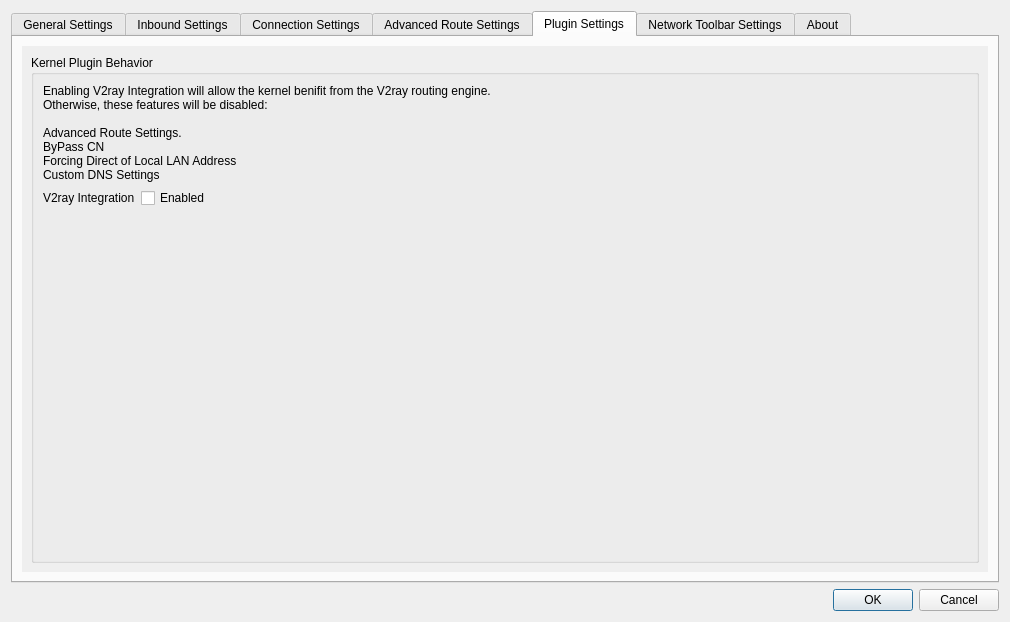
This is src/ui/w_PreferencesWindow.ui in Qv2ray/Qv2ray as Qt 5 draws it before an edit. The edited form follows.
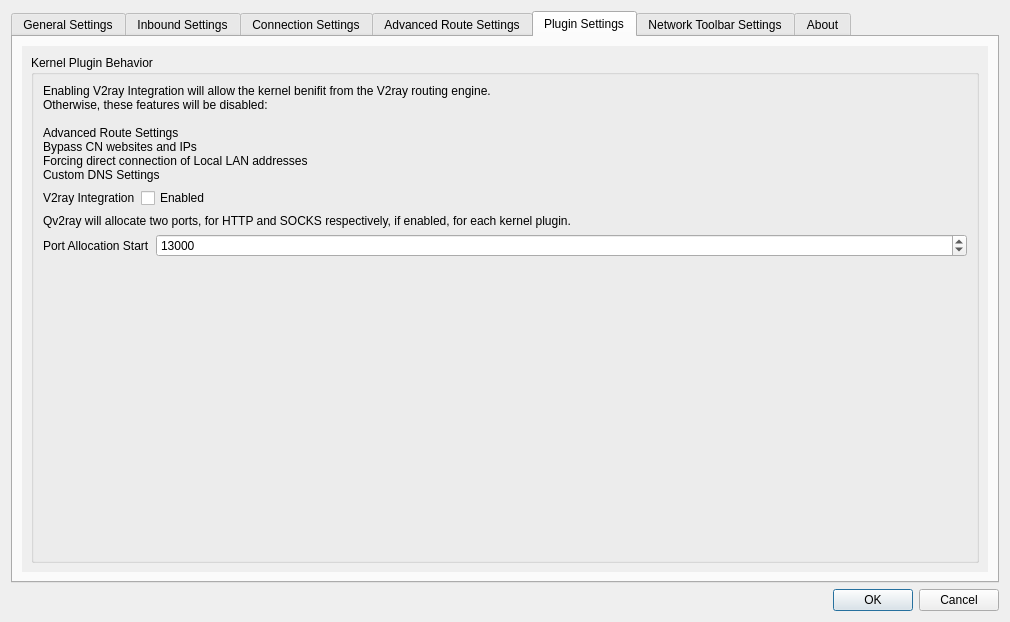
This is the edited form. The open tabs and pages were chosen to show the change. Icons and pictures are not drawn.

Commit message: add: added KernelPlugin<->V2ray integration support

What changed in the file:
```diff
--- a/src/ui/w_PreferencesWindow.ui
+++ b/src/ui/w_PreferencesWindow.ui
@@ -1135,9 +1135,9 @@
                  <string>Enabling V2ray Integration will allow the kernel benifit from the V2ray routing engine.
 Otherwise, these features will be disabled:
 
-Advanced Route Settings.
-ByPass CN
-Forcing Direct of Local LAN Address
+Advanced Route Settings
+Bypass CN websites and IPs
+Forcing direct connection of Local LAN addresses
 Custom DNS Settings</string>
                 </property>
                </widget>
@@ -1160,6 +1160,37 @@
                 </item>
                </layout>
               </item>
+              <item>
+               <widget class="QLabel" name="label_63">
+                <property name="text">
+                 <string>Qv2ray will allocate two ports, for HTTP and SOCKS respectively, if enabled, for each kernel plugin.</string>
+                </property>
+               </widget>
+              </item>
+              <item>
+               <layout class="QFormLayout" name="formLayout_10">
+                <item row="0" column="0">
+                 <widget class="QLabel" name="label_58">
+                  <property name="text">
+                   <string>Port Allocation Start</string>
+                  </property>
+                 </widget>
+                </item>
+                <item row="0" column="1">
+                 <widget class="QSpinBox" name="pluginKernelPortAllocateCB">
+                  <property name="minimum">
+                   <number>1</number>
+                  </property>
+                  <property name="maximum">
+                   <number>65535</number>
+                  </property>
+                  <property name="value">
+                   <number>13000</number>
+                  </property>
+                 </widget>
+                </item>
+               </layout>
+              </item>
               <item>
                <spacer name="verticalSpacer">
                 <property name="orientation">
```
Left out of the diff: 2 changed lines with no effect on the pictures. The commit also changes 9 other files.
